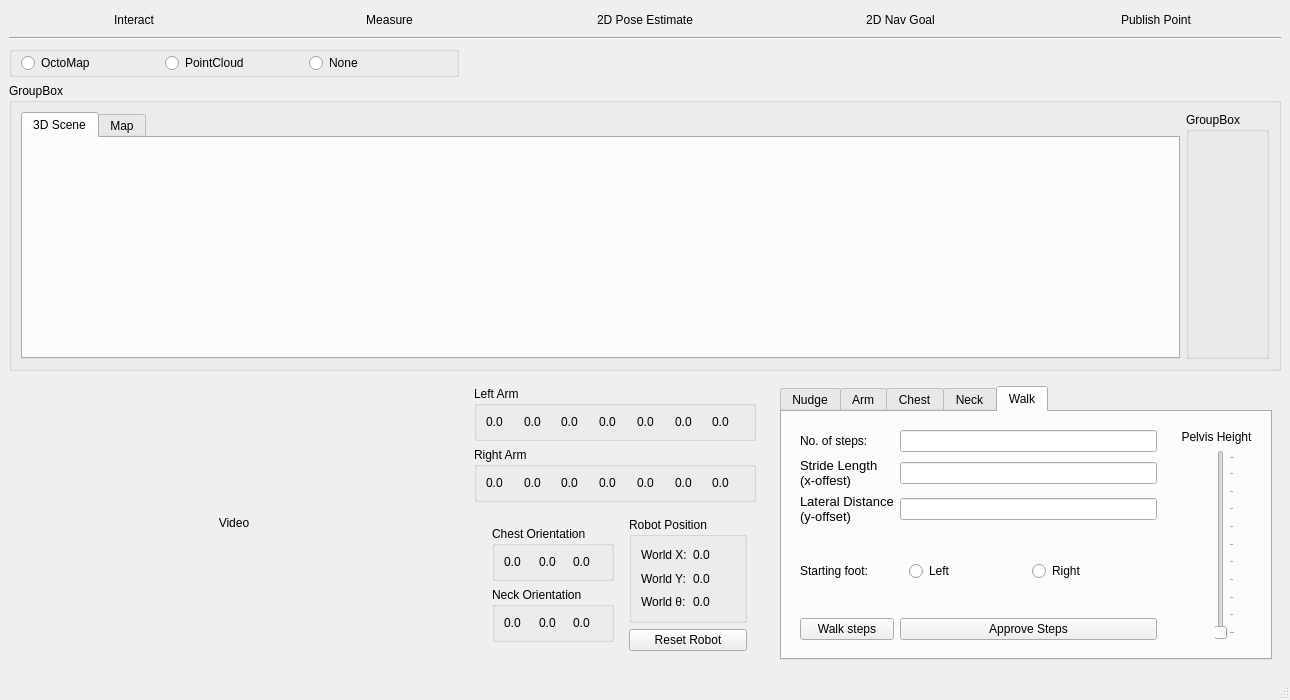
Qt form tough_gui/src/tough_gui.ui (WPI-Humanoid-Robotics-Lab/tough) before a commit.
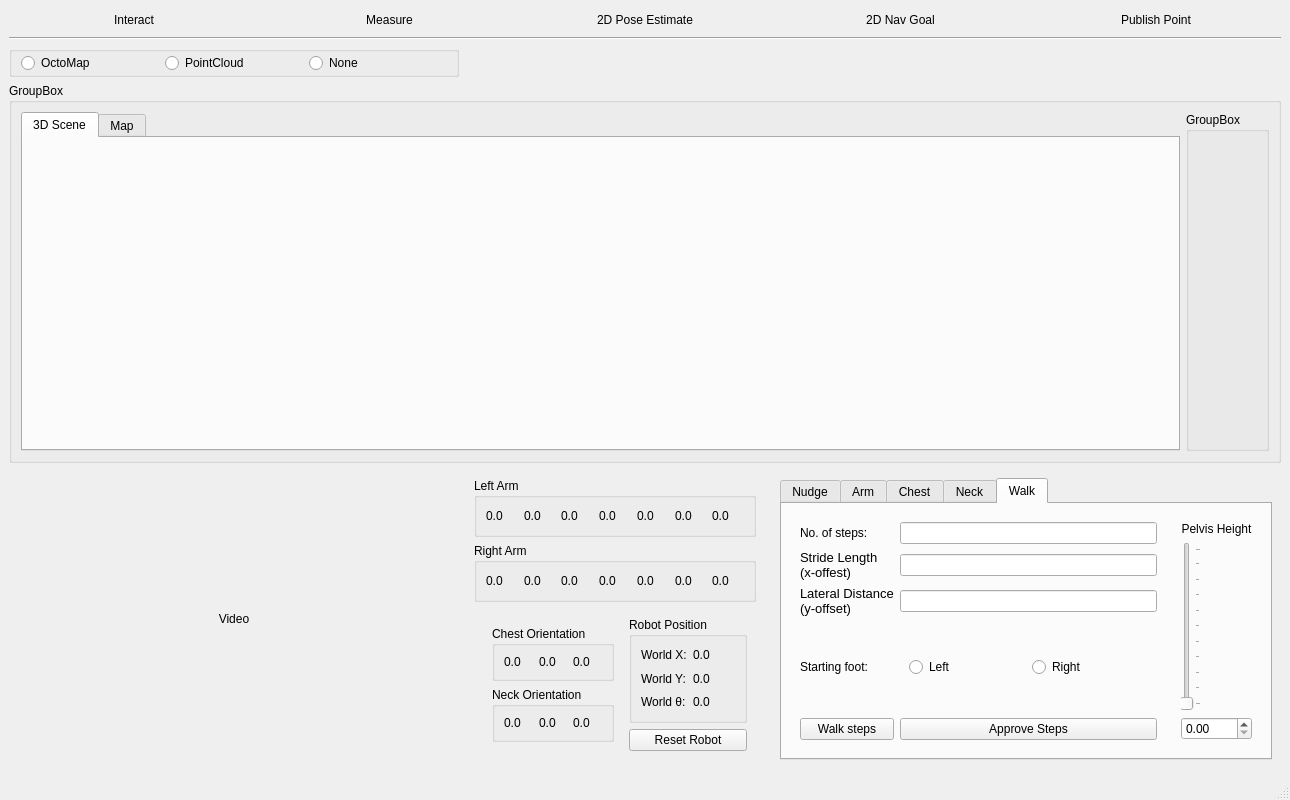
The same form after that commit. Icons and pictures are not drawn.

Commit message: Added image to gui Modified default values in GUI. this needs to be updated later Added pelvis position to GUI Updated footstep config file handled error in robot_filter that occurs due to ros timing mismatch between master and other clients

The edit to the form file:
```diff
--- a/tough_gui/src/tough_gui.ui
+++ b/tough_gui/src/tough_gui.ui
@@ -10,9 +10,15 @@
     <x>0</x>
     <y>0</y>
     <width>1290</width>
-    <height>700</height>
+    <height>800</height>
    </rect>
   </property>
+  <property name="sizePolicy">
+   <sizepolicy hsizetype="Maximum" vsizetype="Maximum">
+    <horstretch>0</horstretch>
+    <verstretch>0</verstretch>
+   </sizepolicy>
+  </property>
   <property name="windowTitle">
    <string>MainWindow</string>
   </property>
@@ -105,10 +111,10 @@
           </attribute>
           <layout class="QHBoxLayout" name="horizontalLayout_5">
            <item>
-            <widget class="QWidget" name="widget_2" native="true">
+            <widget class="QWidget" name="widgetNudgeSelectSide" native="true">
              <layout class="QVBoxLayout" name="verticalLayout_4">
               <item>
-               <widget class="QWidget" name="widget_8" native="true">
+               <widget class="QWidget" name="widgetNudgeInner" native="true">
                 <property name="enabled">
                  <bool>true</bool>
                 </property>
@@ -781,12 +787,28 @@
              <property name="enabled">
               <bool>true</bool>
              </property>
-             <layout class="QGridLayout" name="gridLayout_11">
-              <item row="1" column="2">
+             <layout class="QVBoxLayout" name="verticalLayout_5">
+              <item>
+               <widget class="QLabel" name="label_11">
+                <property name="enabled">
+                 <bool>true</bool>
+                </property>
+                <property name="text">
+                 <string>Pelvis Height</string>
+                </property>
+                <property name="alignment">
+                 <set>Qt::AlignCenter</set>
+                </property>
+               </widget>
+              </item>
+              <item>
                <widget class="QSlider" name="sliderPelvisHeight">
                 <property name="enabled">
                  <bool>true</bool>
                 </property>
+                <property name="minimum">
+                 <number>0</number>
+                </property>
                 <property name="orientation">
                  <enum>Qt::Vertical</enum>
                 </property>
@@ -798,18 +820,8 @@
                 </property>
                </widget>
               </item>
-              <item row="0" column="0" colspan="4">
-               <widget class="QLabel" name="label_11">
-                <property name="enabled">
-                 <bool>true</bool>
-                </property>
-                <property name="text">
-                 <string>Pelvis Height</string>
-                </property>
-                <property name="alignment">
-                 <set>Qt::AlignCenter</set>
-                </property>
-               </widget>
+              <item>
+               <widget class="QDoubleSpinBox" name="txtPelvisHeight"/>
               </item>
              </layout>
             </widget>
```
Left out of the diff: 19 changed lines with no effect on the pictures. The commit also changes 6 other files.
